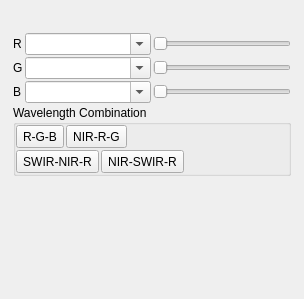
This is enmapbox/externals/qps/ui/rasterbandconfigwidget.ui in jakimowb/enmapbox_testmigration2 as Qt 5 draws it before an edit. The edited form follows.
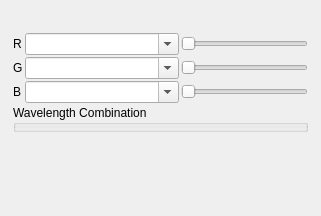
This is the edited form. The open tabs and pages were chosen to show the change. Custom widgets are drawn as their Qt base class.

Commit message: QPS updates: - added FlowLayout, - added descriptions for wavelength selection - added icon for spectral profile plot (resolves # - addresses #709 - addresses #359 - resolves #706

Diff of the .ui file:
```diff
--- a/enmapbox/externals/qps/ui/rasterbandconfigwidget.ui
+++ b/enmapbox/externals/qps/ui/rasterbandconfigwidget.ui
@@ -6,8 +6,8 @@
    <rect>
     <x>0</x>
     <y>0</y>
-    <width>269</width>
-    <height>299</height>
+    <width>321</width>
+    <height>216</height>
    </rect>
   </property>
   <property name="windowTitle">
@@ -234,127 +234,12 @@
          <property name="minimumSize">
           <size>
            <width>0</width>
-           <height>0</height>
+           <height>25</height>
           </size>
          </property>
          <property name="title">
           <string>Wavelength Combination</string>
          </property>
-         <layout class="QVBoxLayout" name="verticalLayout_3">
-          <property name="spacing">
-           <number>2</number>
-          </property>
-          <property name="leftMargin">
-           <number>0</number>
-          </property>
-          <property name="topMargin">
-           <number>0</number>
-          </property>
-          <property name="rightMargin">
-           <number>0</number>
-          </property>
-          <property name="bottomMargin">
-           <number>0</number>
-          </property>
-          <item>
-           <layout class="QHBoxLayout" name="horizontalLayout_2">
-            <property name="spacing">
-             <number>2</number>
-            </property>
-            <property name="topMargin">
-             <number>0</number>
-            </property>
-            <item>
-             <widget class="QToolButton" name="btnSetMBBands_RGB">
-              <property name="minimumSize">
-               <size>
-                <width>0</width>
-                <height>23</height>
-               </size>
-              </property>
-              <property name="text">
-               <string>R-G-B</string>
-              </property>
-             </widget>
-            </item>
-            <item>
-             <widget class="QToolButton" name="btnSetMBBands_NIRRG">
-              <property name="minimumSize">
-               <size>
-                <width>0</width>
-                <height>23</height>
-               </size>
-              </property>
-              <property name="text">
-               <string>NIR-R-G</string>
-              </property>
-             </widget>
-            </item>
-            <item>
-             <spacer name="horizontalSpacer_2">
-              <property name="orientation">
-               <enum>Qt::Horizontal</enum>
-              </property>
-              <property name="sizeHint" stdset="0">
-               <size>
-                <width>0</width>
-                <height>20</height>
-               </size>
-              </property>
-             </spacer>
-            </item>
-           </layout>
-          </item>
-          <item>
-           <layout class="QHBoxLayout" name="horizontalLayout_3">
-            <property name="spacing">
-             <number>2</number>
-            </property>
-            <property name="topMargin">
-             <number>0</number>
-            </property>
-            <item>
-             <widget class="QToolButton" name="btnSetMBBands_SWIRNIRR">
-              <property name="minimumSize">
-               <size>
-                <width>0</width>
-                <height>23</height>
-               </size>
-              </property>
-              <property name="text">
-               <string>SWIR-NIR-R</string>
-              </property>
-             </widget>
-            </item>
-            <item>
-             <widget class="QToolButton" name="btnSetMBBands_NIRSWIRR">
-              <property name="minimumSize">
-               <size>
-                <width>0</width>
-                <height>23</height>
-               </size>
-              </property>
-              <property name="text">
-               <string>NIR-SWIR-R</string>
-              </property>
-             </widget>
-            </item>
-            <item>
-             <spacer name="horizontalSpacer_3">
-              <property name="orientation">
-               <enum>Qt::Horizontal</enum>
-              </property>
-              <property name="sizeHint" stdset="0">
-               <size>
-                <width>0</width>
-                <height>20</height>
-               </size>
-              </property>
-             </spacer>
-            </item>
-           </layout>
-          </item>
-         </layout>
         </widget>
        </item>
        <item row="6" column="2">
```
Left out of the diff: 128 changed lines with no effect on the pictures. The commit also changes 2 other files.
